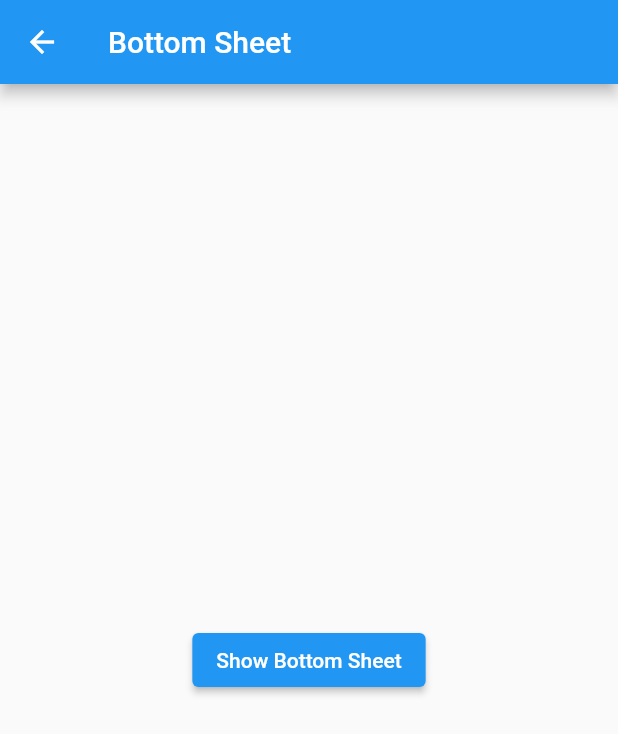
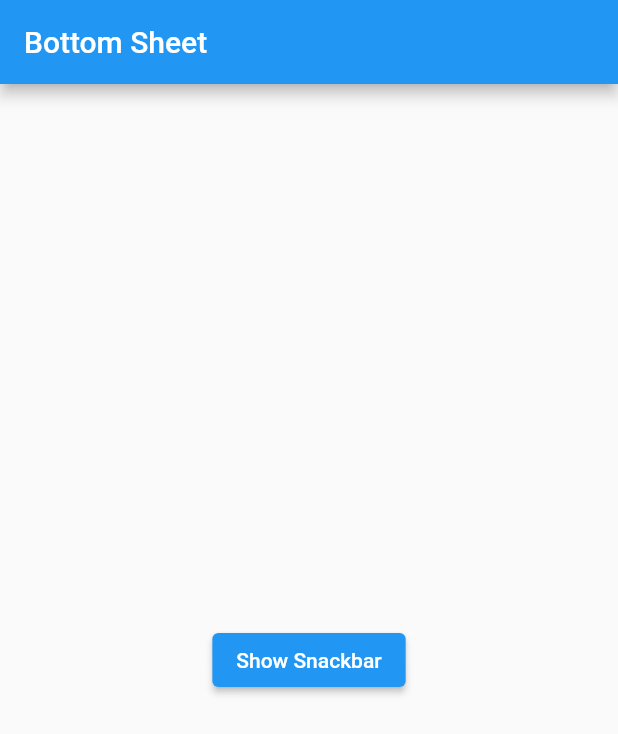
Before and after one commit to thetahmeed/Flutter, a Flutter app: the BottomSheetPrac screen opened directly, on a phone screen of 412 x 824 dp. Shown: the top 734 px of the screen. Run offline on Flutter 3.47's test engine with Material 2 defaults, Android fonts, the phone set to English and light mode, and no system bars; our stand-ins replace curved_navigation_bar, flutter_neumorphic, image_picker, liquid_swipe, shared_preferences; accounts and stored records are empty.

Commit message:
SnackBar

```diff
--- a/seventeen/lib/main.dart
+++ b/seventeen/lib/main.dart
@@ -18,7 +18,8 @@ class MyApp extends StatelessWidget {
       //home: MyHomePage(),
       //home: BottomSheetPrac(),
       //home: CurvedBottomNavigationPrac(),
-      home: CustomDialoguePrac(),
+      // SnackBar
+      home: BottomSheetPrac(),
     );
   }
 }
--- a/seventeen/lib/pages/bottomsheet.dart
+++ b/seventeen/lib/pages/bottomsheet.dart
@@ -13,7 +13,22 @@ class _BottomSheetPracState extends State<BottomSheetPrac> {
         title: Text("Bottom Sheet"),
       ),
       body: Center(
-        child: ElevatedButton(
+          child: ElevatedButton(
+        child: Text("Show Snackbar"),
+        onPressed: () {
+          final snackBar = SnackBar(
+            content: Text('Yay! A SnackBar!'),
+            action: SnackBarAction(
+              label: 'Undo',
+              onPressed: () {
+                // Some code to undo the change.
+              },
+            ),
+          );
+          ScaffoldMessenger.of(context).showSnackBar(snackBar);
+        },
+      )
+          /*ElevatedButton(
           child: Text("Show Bottom Sheet"),
           onPressed: () {
             showModalBottomSheet(
@@ -49,8 +64,8 @@ class _BottomSheetPracState extends State<BottomSheetPrac> {
                   );
                 });
           },
-        ),
-      ),
+        ),*/
+          ),
     );
   }
 
```
